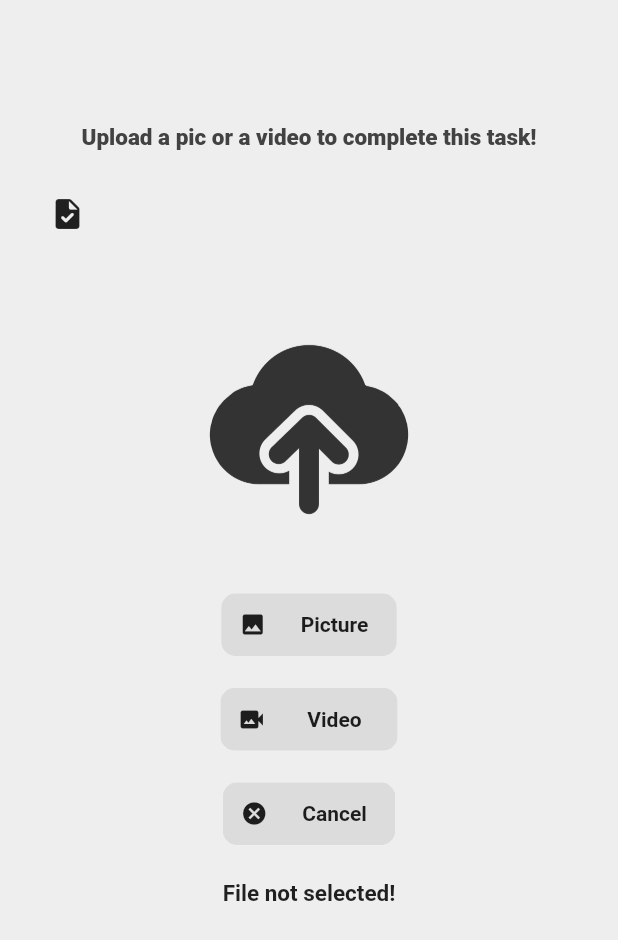
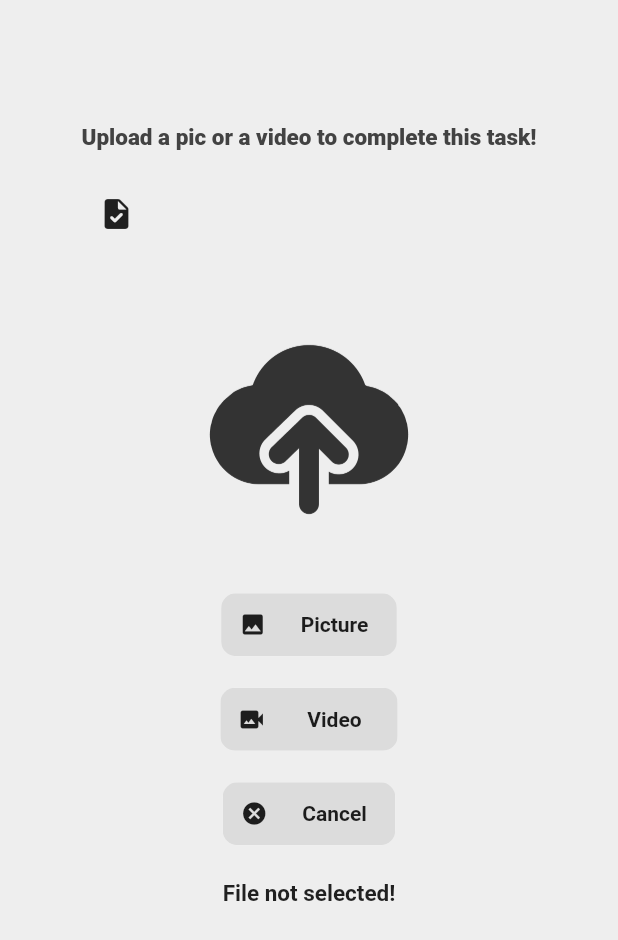
Before and after one commit to dscnsec/Go-green, a Flutter app: the UploadPage screen opened directly with empty values, on a phone screen of 412 x 824 dp. Shown: the top 940 px of the screen. Run offline on Flutter 3.47's test engine with Material 2 defaults, Android fonts, the phone set to English and light mode, and no system bars; our stand-ins replace cloud_firestore, firebase_auth, firebase_core, firebase_storage, google_nav_bar, google_sign_in and 1 more; accounts and stored records are empty.

Commit message:
fixed task content alignment

```diff
--- a/go_green/lib/pages/upload_page.dart
+++ b/go_green/lib/pages/upload_page.dart
@@ -119,16 +119,17 @@ class _UploadPageState extends State<UploadPage> {
                         height: 30,
                       ),
                       Row(
+                        mainAxisAlignment: MainAxisAlignment.center,
                         children: [
                           SizedBox(
-                            width: MediaQuery.of(context).size.width*0.08,
+                            width: MediaQuery.of(context).size.width*0.02,
                           ),
                           const Icon(
                             Icons.task_rounded,
                           ),
                           const SizedBox( width: 10,),
                           SizedBox(
-                            width: 280,
+                            width: 255,
                             child: Text(
                               widget.taskName,
                               style: TextStyle(
```
